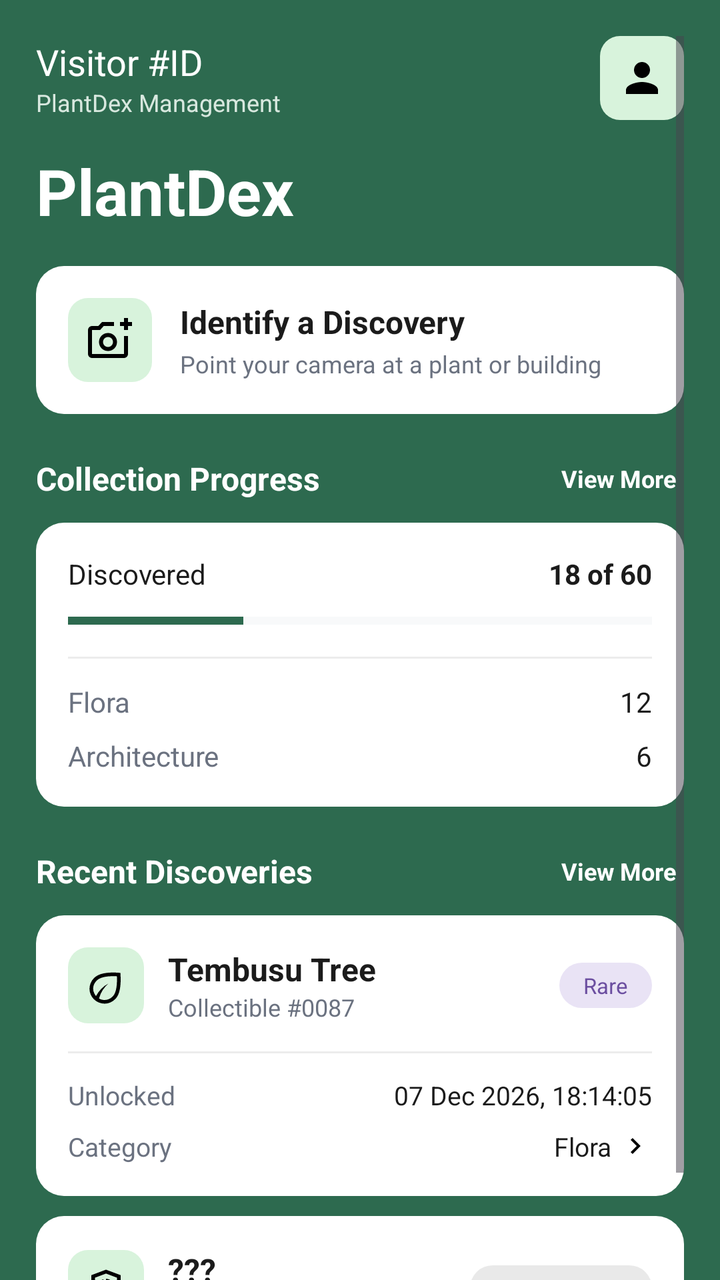
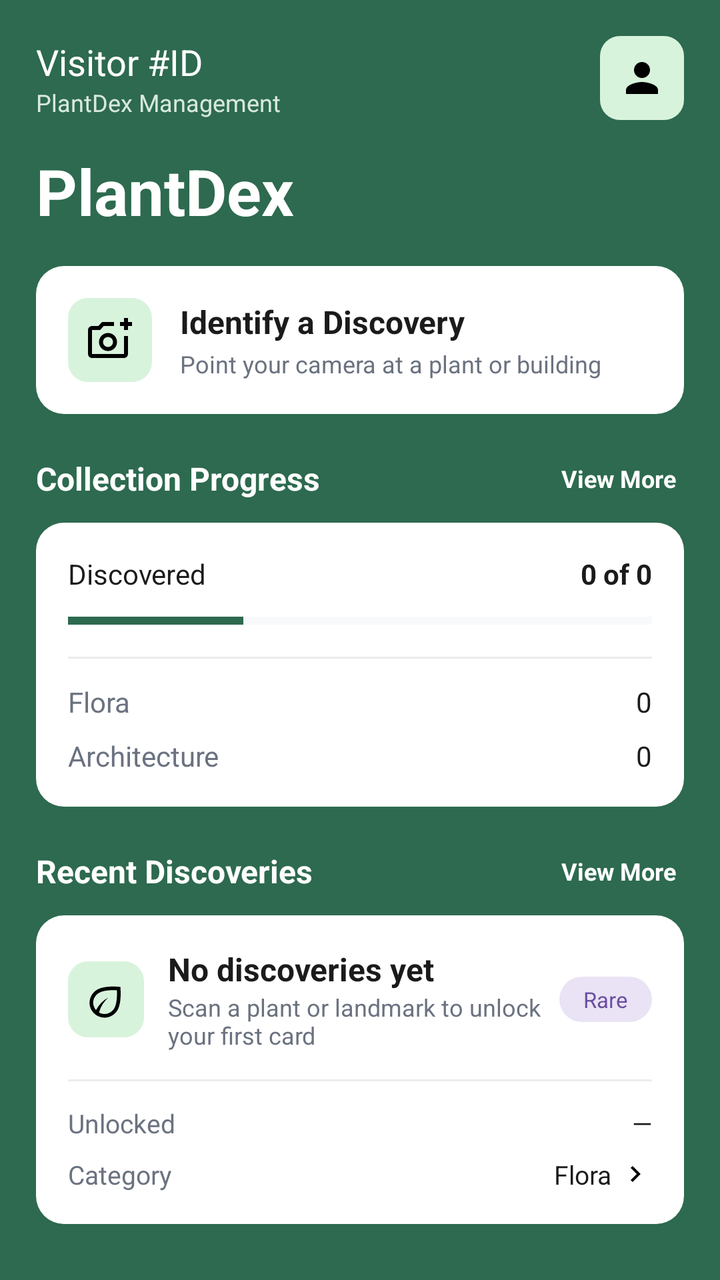

Two renders of the same Android screen: before a commit and after it. Below are the layout's source before the change and the commit's diff.
<!-- AndroidManifest.xml: application theme Theme.PlantDex -->
<!-- res/layout/activity_visitor_dashboard.xml -->
<?xml version="1.0" encoding="utf-8"?>
<LinearLayout xmlns:android="http://schemas.android.com/apk/res/android"
    android:fitsSystemWindows="true"
    android:layout_width="match_parent"
    android:layout_height="match_parent"
    android:orientation="vertical"
    android:background="@color/plantdex_bg">

    
    <ScrollView
        android:layout_width="match_parent"
        android:layout_height="0dp"
        android:layout_weight="1"
        android:clipToPadding="false"
        android:paddingStart="18dp"
        android:paddingEnd="18dp"
        android:paddingTop="18dp"
        android:paddingBottom="18dp">

        <LinearLayout
            android:layout_width="match_parent"
            android:layout_height="wrap_content"
            android:orientation="vertical">

            
            <LinearLayout
                android:layout_width="match_parent"
                android:layout_height="wrap_content"
                android:orientation="horizontal"
                android:gravity="center_vertical">

                <LinearLayout
                    android:layout_width="0dp"
                    android:layout_height="wrap_content"
                    android:layout_weight="1"
                    android:orientation="vertical">

                    <TextView
                        android:id="@+id/tvVisitorId"
                        android:layout_width="wrap_content"
                        android:layout_height="wrap_content"
                        android:text="@string/visitor_id"
                        android:textColor="@color/white"
                        android:textSize="18sp" />

                    <TextView
                        android:layout_width="wrap_content"
                        android:layout_height="wrap_content"
                        android:text="@string/plantdex_management"
                        android:textColor="@color/plantdex_hint"
                        android:textSize="12sp" />
                </LinearLayout>

                <ImageButton
                    android:id="@+id/btnProfile"
                    android:layout_width="42dp"
                    android:layout_height="42dp"
                    android:background="@drawable/bg_icon_tile"
                    android:src="@drawable/ic_person"
                    android:scaleType="centerInside"
                    android:padding="8dp"
                    android:contentDescription="@string/visitor_id" />
            </LinearLayout>

            <TextView
                android:layout_width="wrap_content"
                android:layout_height="wrap_content"
                android:layout_marginTop="14dp"
                android:text="@string/app_name_display"
                android:textColor="@color/white"
                android:textSize="32sp"
                android:textStyle="bold" />

            
            <LinearLayout
                android:id="@+id/cardIdentify"
                android:layout_width="match_parent"
                android:layout_height="wrap_content"
                android:layout_marginTop="16dp"
                android:background="@drawable/bg_card"
                android:orientation="horizontal"
                android:gravity="center_vertical"
                android:padding="16dp"
                android:clickable="true"
                android:focusable="true">

                <ImageView
                    android:layout_width="42dp"
                    android:layout_height="42dp"
                    android:background="@drawable/bg_icon_tile"
                    android:src="@drawable/ic_camera"
                    android:scaleType="centerInside"
                    android:padding="9dp"
                    android:contentDescription="@string/identify_discovery" />

                <LinearLayout
                    android:layout_width="match_parent"
                    android:layout_height="wrap_content"
                    android:layout_marginStart="14dp"
                    android:orientation="vertical">

                    <TextView
                        android:layout_width="wrap_content"
                        android:layout_height="wrap_content"
                        android:text="@string/identify_discovery"
                        android:textColor="@color/plantdex_text_primary"
                        android:textSize="16sp"
                        android:textStyle="bold" />

                    <TextView
                        android:layout_width="wrap_content"
                        android:layout_height="wrap_content"
                        android:layout_marginTop="2dp"
                        android:text="@string/identify_subtitle"
                        android:textColor="@color/plantdex_text_muted"
                        android:textSize="12sp" />
                </LinearLayout>
            </LinearLayout>

            
            <LinearLayout
                android:layout_width="match_parent"
                android:layout_height="wrap_content"
                android:layout_marginTop="20dp"
                android:orientation="horizontal"
                android:gravity="center_vertical">

                <TextView
                    android:layout_width="0dp"
                    android:layout_height="wrap_content"
                    android:layout_weight="1"
                    android:text="@string/collection_progress"
                    android:textColor="@color/white"
                    android:textSize="16sp"
                    android:textStyle="bold" />

                <TextView
                    android:id="@+id/tvViewMoreProgress"
                    android:layout_width="wrap_content"
                    android:layout_height="wrap_content"
                    android:padding="4dp"
                    android:text="@string/view_more"
                    android:textColor="@color/white"
                    android:textSize="12sp"
                    android:textStyle="bold" />
            </LinearLayout>

            
            <LinearLayout
                android:layout_width="match_parent"
                android:layout_height="wrap_content"
                android:layout_marginTop="10dp"
                android:background="@drawable/bg_card"
                android:orientation="vertical"
                android:padding="16dp">

                <LinearLayout
                    android:layout_width="match_parent"
                    android:layout_height="wrap_content"
                    android:orientation="horizontal">

                    <TextView
                        android:layout_width="0dp"
                        android:layout_height="wrap_content"
                        android:layout_weight="1"
                        android:text="@string/discovered"
                        android:textColor="@color/plantdex_text_primary"
                        android:textSize="14sp" />

                    <TextView
                        android:id="@+id/tvDiscoveredCount"
                        android:layout_width="wrap_content"
                        android:layout_height="wrap_content"
                        android:text="18 of 60"
                        android:textColor="@color/plantdex_text_primary"
                        android:textSize="14sp"
                        android:textStyle="bold" />
                </LinearLayout>

                <ProgressBar
                    android:id="@+id/progressDiscovery"
                    style="?android:attr/progressBarStyleHorizontal"
                    android:layout_width="match_parent"
                    android:layout_height="8dp"
                    android:layout_marginTop="10dp"
                    android:max="60"
                    android:progress="18"
                    android:progressTint="@color/plantdex_bg"
                    android:progressBackgroundTint="@color/plantdex_progress_track" />

                <View
                    android:layout_width="match_parent"
                    android:layout_height="1dp"
                    android:layout_marginTop="14dp"
                    android:background="@color/plantdex_divider" />

                <LinearLayout
                    android:layout_width="match_parent"
                    android:layout_height="wrap_content"
                    android:layout_marginTop="12dp"
                    android:orientation="horizontal">

                    <TextView
                        android:layout_width="0dp"
                        android:layout_height="wrap_content"
                        android:layout_weight="1"
                        android:text="@string/flora"
                        android:textColor="@color/plantdex_text_muted"
                        android:textSize="14sp" />

                    <TextView
                        android:id="@+id/tvFloraCount"
                        android:layout_width="wrap_content"
                        android:layout_height="wrap_content"
                        android:text="12"
                        android:textColor="@color/plantdex_text_primary"
                        android:textSize="14sp" />
                </LinearLayout>

                <LinearLayout
                    android:layout_width="match_parent"
                    android:layout_height="wrap_content"
                    android:layout_marginTop="8dp"
                    android:orientation="horizontal">

                    <TextView
                        android:layout_width="0dp"
                        android:layout_height="wrap_content"
                        android:layout_weight="1"
                        android:text="@string/architecture"
                        android:textColor="@color/plantdex_text_muted"
                        android:textSize="14sp" />

                    <TextView
                        android:id="@+id/tvArchitectureCount"
                        android:layout_width="wrap_content"
                        android:layout_height="wrap_content"
                        android:text="6"
                        android:textColor="@color/plantdex_text_primary"
                        android:textSize="14sp" />
                </LinearLayout>
            </LinearLayout>

            
            <LinearLayout
                android:layout_width="match_parent"
                android:layout_height="wrap_content"
                android:layout_marginTop="20dp"
                android:orientation="horizontal"
                android:gravity="center_vertical">

                <TextView
                    android:layout_width="0dp"
                    android:layout_height="wrap_content"
                    android:layout_weight="1"
                    android:text="@string/recent_discoveries"
                    android:textColor="@color/white"
                    android:textSize="16sp"
                    android:textStyle="bold" />

                <TextView
                    android:id="@+id/tvViewMoreRecent"
                    android:layout_width="wrap_content"
                    android:layout_height="wrap_content"
                    android:padding="4dp"
                    android:text="@string/view_more"
                    android:textColor="@color/white"
                    android:textSize="12sp"
                    android:textStyle="bold" />
            </LinearLayout>

            
            <LinearLayout
                android:id="@+id/cardRecentDiscovery"
                android:layout_width="match_parent"
                android:layout_height="wrap_content"
                android:layout_marginTop="10dp"
                android:background="@drawable/bg_card"
                android:orientation="vertical"
                android:padding="16dp"
                android:clickable="true"
                android:focusable="true">

                <LinearLayout
                    android:layout_width="match_parent"
                    android:layout_height="wrap_content"
                    android:orientation="horizontal"
                    android:gravity="center_vertical">

                    <ImageView
                        android:layout_width="38dp"
                        android:layout_height="38dp"
                        android:background="@drawable/bg_icon_tile"
                        android:src="@drawable/ic_eco"
                        android:scaleType="centerInside"
                        android:padding="8dp"
                        android:contentDescription="@string/flora" />

                    <LinearLayout
                        android:layout_width="0dp"
                        android:layout_height="wrap_content"
                        android:layout_weight="1"
                        android:layout_marginStart="12dp"
                        android:orientation="vertical">

                        <TextView
                            android:id="@+id/tvDiscoveryName"
                            android:layout_width="wrap_content"
                            android:layout_height="wrap_content"
                            android:text="Tembusu Tree"
                            android:textColor="@color/plantdex_text_primary"
                            android:textSize="16sp"
                            android:textStyle="bold" />

                        <TextView
                            android:id="@+id/tvCollectibleId"
                            android:layout_width="wrap_content"
                            android:layout_height="wrap_content"
                            android:text="Collectible #0087"
                            android:textColor="@color/plantdex_text_muted"
                            android:textSize="12sp" />
                    </LinearLayout>

                    <TextView
                        android:id="@+id/tvRarity"
                        android:layout_width="wrap_content"
                        android:layout_height="wrap_content"
                        android:background="@drawable/bg_pill_rare"
                        android:paddingStart="12dp"
                        android:paddingEnd="12dp"
                        android:paddingTop="4dp"
                        android:paddingBottom="4dp"
                        android:text="@string/rare"
                        android:textColor="@color/plantdex_rare_text"
                        android:textSize="11sp" />
                </LinearLayout>

                <View
                    android:layout_width="match_parent"
                    android:layout_height="1dp"
                    android:layout_marginTop="14dp"
                    android:background="@color/plantdex_divider" />

                <LinearLayout
                    android:layout_width="match_parent"
                    android:layout_height="wrap_content"
                    android:layout_marginTop="12dp"
                    android:orientation="horizontal">

                    <TextView
                        android:layout_width="0dp"
                        android:layout_height="wrap_content"
                        android:layout_weight="1"
                        android:text="@string/unlocked"
                        android:textColor="@color/plantdex_text_muted"
                        android:textSize="13sp" />

                    <TextView
                        android:id="@+id/tvUnlockedDate"
                        android:layout_width="wrap_content"
                        android:layout_height="wrap_content"
                        android:text="07 Dec 2026, 18:14:05"
                        android:textColor="@color/plantdex_text_primary"
                        android:textSize="13sp" />
                </LinearLayout>

                <LinearLayout
                    android:layout_width="match_parent"
                    android:layout_height="wrap_content"
                    android:layout_marginTop="8dp"
                    android:orientation="horizontal"
                    android:gravity="center_vertical">

                    <TextView
                        android:layout_width="0dp"
                        android:layout_height="wrap_content"
                        android:layout_weight="1"
                        android:text="@string/category"
                        android:textColor="@color/plantdex_text_muted"
                        android:textSize="13sp" />

                    <TextView
                        android:id="@+id/tvDiscoveryCategory"
                        android:layout_width="wrap_content"
                        android:layout_height="wrap_content"
                        android:text="@string/flora"
                        android:textColor="@color/plantdex_text_primary"
                        android:textSize="13sp" />

                    <ImageView
                        android:layout_width="16dp"
                        android:layout_height="16dp"
                        android:layout_marginStart="4dp"
                        android:src="@drawable/ic_chevron_right"
                        android:contentDescription="@string/view_more" />
                </LinearLayout>
            </LinearLayout>

            
            <LinearLayout
                android:id="@+id/cardUndiscovered"
                android:layout_width="match_parent"
                android:layout_height="wrap_content"
                android:layout_marginTop="10dp"
                android:background="@drawable/bg_card"
                android:orientation="horizontal"
                android:gravity="center_vertical"
                android:padding="16dp"
                android:clickable="true"
                android:focusable="true">

                <ImageView
                    android:layout_width="38dp"
                    android:layout_height="38dp"
                    android:background="@drawable/bg_icon_tile"
                    android:src="@drawable/ic_lock"
                    android:scaleType="centerInside"
                    android:padding="8dp"
                    android:contentDescription="@string/undiscovered" />

                <LinearLayout
                    android:layout_width="0dp"
                    android:layout_height="wrap_content"
                    android:layout_weight="1"
                    android:layout_marginStart="12dp"
                    android:orientation="vertical">

                    <TextView
                        android:layout_width="wrap_content"
                        android:layout_height="wrap_content"
                        android:text="@string/undiscovered_title"
                        android:textColor="@color/plantdex_text_primary"
                        android:textSize="16sp"
                        android:textStyle="bold" />

                    <TextView
                        android:layout_width="wrap_content"
                        android:layout_height="wrap_content"
                        android:layout_marginTop="2dp"
                        android:text="Collectible #0061"
                        android:textColor="@color/plantdex_text_muted"
                        android:textSize="12sp" />
                </LinearLayout>

                <TextView
                    android:layout_width="wrap_content"
                    android:layout_height="wrap_content"
                    android:background="@drawable/bg_pill_common"
                    android:paddingStart="12dp"
                    android:paddingEnd="12dp"
                    android:paddingTop="4dp"
                    android:paddingBottom="4dp"
                    android:text="@string/undiscovered"
                    android:textColor="@color/plantdex_common_text"
                    android:textSize="11sp" />
            </LinearLayout>

        </LinearLayout>
    </ScrollView>

    
    <FrameLayout
        android:id="@+id/navContainer"
        android:layout_width="match_parent"
        android:layout_height="wrap_content" />

</LinearLayout>
<!-- resources referenced by this layout -->
<resources>
  <color name="plantdex_bg">#2D6A4F</color>
  <color name="plantdex_common_text">#555555</color>
  <color name="plantdex_divider">#ECECEC</color>
  <color name="plantdex_hint">#D8E8DF</color>
  <color name="plantdex_progress_track">#E5E7EB</color>
  <color name="plantdex_rare_text">#6B4EA0</color>
  <color name="plantdex_text_muted">#6B7280</color>
  <color name="plantdex_text_primary">#1B1B1B</color>
  <color name="white">#FFFFFF</color>
  <!-- drawable bg_card (drawable) -->
  <?xml version="1.0" encoding="utf-8"?>
  <shape xmlns:android="http://schemas.android.com/apk/res/android"
      android:shape="rectangle">
      <corners android:radius="14dp" />
      <solid android:color="@color/plantdex_card" />
  </shape>
  <!-- drawable bg_icon_tile (drawable) -->
  <?xml version="1.0" encoding="utf-8"?>
  <shape xmlns:android="http://schemas.android.com/apk/res/android"
      android:shape="rectangle">
      <corners android:radius="10dp" />
      <solid android:color="@color/plantdex_icon_tile" />
  </shape>
  <!-- drawable bg_pill_common (drawable) -->
  <?xml version="1.0" encoding="utf-8"?>
  <shape xmlns:android="http://schemas.android.com/apk/res/android"
      android:shape="rectangle">
      <corners android:radius="12dp" />
      <solid android:color="@color/plantdex_common_bg" />
  </shape>
  <!-- drawable bg_pill_rare (drawable) -->
  <?xml version="1.0" encoding="utf-8"?>
  <shape xmlns:android="http://schemas.android.com/apk/res/android"
      android:shape="rectangle">
      <corners android:radius="12dp" />
      <solid android:color="@color/plantdex_rare_bg" />
  </shape>
  <!-- drawable ic_chevron_right (drawable) -->
  <vector xmlns:android="http://schemas.android.com/apk/res/android" android:autoMirrored="true" android:height="24dp" android:tint="#000000" android:viewportHeight="960" android:viewportWidth="960" android:width="24dp">
        
      <path android:fillColor="@android:color/white" android:pathData="M504,480L320,296L376,240L616,480L376,720L320,664L504,480Z"/>
      
  </vector>
  <!-- drawable ic_person (drawable) -->
  <vector xmlns:android="http://schemas.android.com/apk/res/android" android:height="24dp" android:tint="#000000" android:viewportHeight="24" android:viewportWidth="24" android:width="24dp">
        
      <path android:fillColor="@android:color/white" android:pathData="M12,12c2.21,0 4,-1.79 4,-4s-1.79,-4 -4,-4 -4,1.79 -4,4 1.79,4 4,4zM12,14c-2.67,0 -8,1.34 -8,4v2h16v-2c0,-2.66 -5.33,-4 -8,-4z"/>
      
  </vector>
  <string name="app_name_display">PlantDex</string>
  <string name="architecture">Architecture</string>
  <string name="category">Category</string>
  <string name="collection_progress">Collection Progress</string>
  <string name="discovered">Discovered</string>
  <string name="flora">Flora</string>
  <string name="identify_discovery">Identify a Discovery</string>
  <string name="identify_subtitle">Point your camera at a plant or building</string>
  <string name="plantdex_management">PlantDex Management</string>
  <string name="rare">Rare</string>
  <string name="recent_discoveries">Recent Discoveries</string>
  <string name="undiscovered">Undiscovered</string>
  <string name="undiscovered_title">\?\?\?</string>
  <string name="unlocked">Unlocked</string>
  <string name="view_more">View More</string>
  <string name="visitor_id">Visitor #ID</string>
  <style name="Theme.PlantDex" parent="Base.Theme.PlantDex" />
  <color name="plantdex_card">#FFFFFF</color>
  <color name="plantdex_icon_tile">#D8F3DC</color>
  <color name="plantdex_common_bg">#E9E9E9</color>
  <color name="plantdex_rare_bg">#E9E3F5</color>
  <color name="plantdex_button">#52B788</color>
  <color name="plantdex_chip_bg">#8FBC9B</color>
  <color name="plantdex_chip_text">#1B3A2A</color>
  <color name="plantdex_error_btn">#A6423A</color>
  <!-- unchanged entries left out for length: 4 -->
</resources>

<!-- the commit's change to res/layout/activity_visitor_dashboard.xml (unified diff, before → after) -->
@@ -171,7 +171,7 @@
                         android:id="@+id/tvDiscoveredCount"
                         android:layout_width="wrap_content"
                         android:layout_height="wrap_content"
-                        android:text="18 of 60"
+                        android:text="0 of 0"
                         android:textColor="@color/plantdex_text_primary"
                         android:textSize="14sp"
                         android:textStyle="bold" />
@@ -212,7 +212,7 @@
                         android:id="@+id/tvFloraCount"
                         android:layout_width="wrap_content"
                         android:layout_height="wrap_content"
-                        android:text="12"
+                        android:text="0"
                         android:textColor="@color/plantdex_text_primary"
                         android:textSize="14sp" />
                 </LinearLayout>
@@ -235,7 +235,7 @@
                         android:id="@+id/tvArchitectureCount"
                         android:layout_width="wrap_content"
                         android:layout_height="wrap_content"
-                        android:text="6"
+                        android:text="0"
                         android:textColor="@color/plantdex_text_primary"
                         android:textSize="14sp" />
                 </LinearLayout>
@@ -288,6 +288,7 @@
                     android:gravity="center_vertical">
 
                     <ImageView
+                        android:id="@+id/ivRecentIcon"
                         android:layout_width="38dp"
                         android:layout_height="38dp"
                         android:background="@drawable/bg_icon_tile"
@@ -307,7 +308,7 @@
                             android:id="@+id/tvDiscoveryName"
                             android:layout_width="wrap_content"
                             android:layout_height="wrap_content"
-                            android:text="Tembusu Tree"
+                            android:text="No discoveries yet"
                             android:textColor="@color/plantdex_text_primary"
                             android:textSize="16sp"
                             android:textStyle="bold" />
@@ -316,7 +317,7 @@
                             android:id="@+id/tvCollectibleId"
                             android:layout_width="wrap_content"
                             android:layout_height="wrap_content"
-                            android:text="Collectible #0087"
+                            android:text="Scan a plant or landmark to unlock your first card"
                             android:textColor="@color/plantdex_text_muted"
                             android:textSize="12sp" />
                     </LinearLayout>
@@ -336,12 +337,14 @@
                 </LinearLayout>
 
                 <View
+                    android:id="@+id/dividerRecent"
                     android:layout_width="match_parent"
                     android:layout_height="1dp"
                     android:layout_marginTop="14dp"
                     android:background="@color/plantdex_divider" />
 
                 <LinearLayout
+                    android:id="@+id/rowRecentUnlocked"
                     android:layout_width="match_parent"
                     android:layout_height="wrap_content"
                     android:layout_marginTop="12dp"
@@ -359,12 +362,13 @@
                         android:id="@+id/tvUnlockedDate"
                         android:layout_width="wrap_content"
                         android:layout_height="wrap_content"
-                        android:text="07 Dec 2026, 18:14:05"
+                        android:text="—"
                         android:textColor="@color/plantdex_text_primary"
                         android:textSize="13sp" />
                 </LinearLayout>
 
                 <LinearLayout
+                    android:id="@+id/rowRecentCategory"
                     android:layout_width="match_parent"
                     android:layout_height="wrap_content"
                     android:layout_marginTop="8dp"
@@ -399,6 +403,7 @@
             
             <LinearLayout
                 android:id="@+id/cardUndiscovered"
+                    android:visibility="gone"
                 android:layout_width="match_parent"
                 android:layout_height="wrap_content"
                 android:layout_marginTop="10dp"
